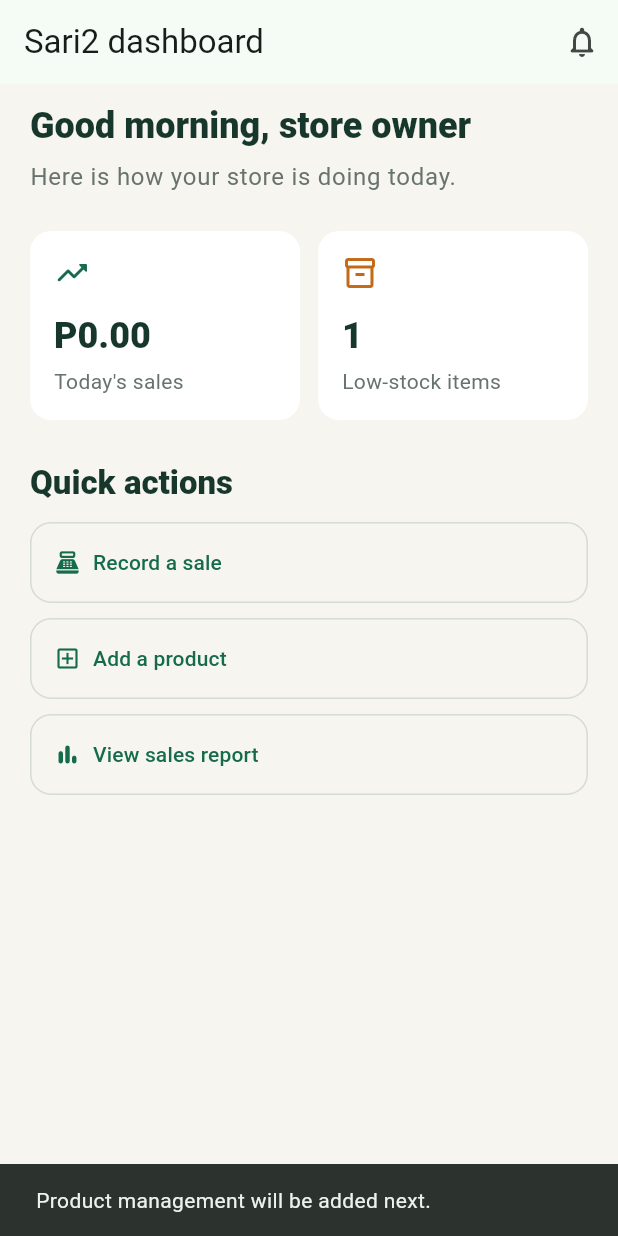
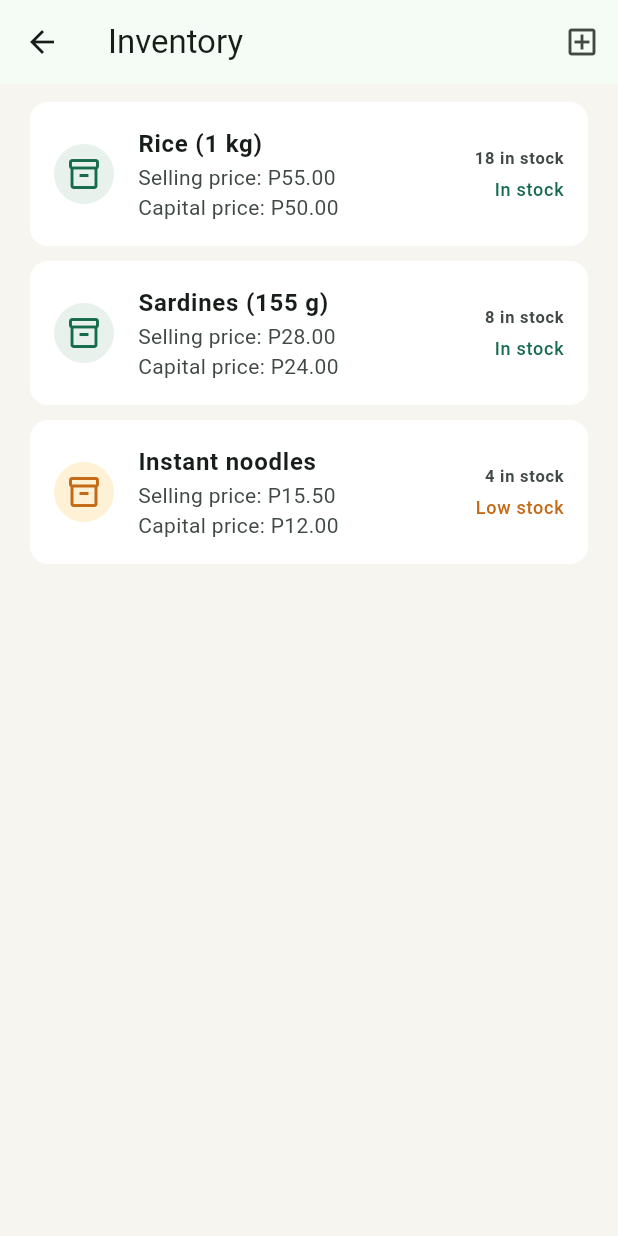
Before and after one commit to Janmaica/Sari2, a Flutter app: the DashboardScreen screen opened directly, after a tap on "Add a product", on a phone screen of 412 x 824 dp. Run offline on Flutter 3.47's test engine with Material 3 defaults, Android fonts, the phone set to English and light mode, and no system bars.

Commit message:
Add inventory and stock deduction

```diff
--- a/lib/data/store_repository.dart
+++ b/lib/data/store_repository.dart
@@ -4,28 +4,34 @@ import '../models/product.dart';
 import '../models/sale.dart';
 
 class StoreRepository extends ChangeNotifier {
-  StoreRepository._();
+  StoreRepository();
 
-  static final instance = StoreRepository._();
+  static final instance = StoreRepository();
 
   final List<Product> _products = [
     const Product(
       id: 'rice-1kg',
       name: 'Rice (1 kg)',
-      defaultPrice: 55,
+      capitalPrice: 50,
+      sellingPrice: 55,
       stock: 18,
+      lowStockThreshold: 5,
     ),
     const Product(
       id: 'sardines-155g',
       name: 'Sardines (155 g)',
-      defaultPrice: 28,
+      capitalPrice: 24,
+      sellingPrice: 28,
       stock: 8,
+      lowStockThreshold: 3,
     ),
     const Product(
       id: 'instant-noodles',
       name: 'Instant noodles',
-      defaultPrice: 15.5,
+      capitalPrice: 12,
+      sellingPrice: 15.5,
       stock: 4,
+      lowStockThreshold: 5,
     ),
   ];
 
@@ -38,7 +44,30 @@ class StoreRepository extends ChangeNotifier {
       _sales.fold(0, (total, sale) => total + sale.total);
 
   int get lowStockCount =>
-      _products.where((product) => product.stock <= 5).length;
+      _products.where((product) => product.isLowStock).length;
+
+  int get outOfStockCount =>
+      _products.where((product) => product.isOutOfStock).length;
+
+  void addProduct({
+    required String name,
+    required double capitalPrice,
+    required double sellingPrice,
+    required int stock,
+    required int lowStockThreshold,
+  }) {
+    _products.add(
+      Product(
+        id: DateTime.now().microsecondsSinceEpoch.toString(),
+        name: name,
+        capitalPrice: capitalPrice,
+        sellingPrice: sellingPrice,
+        stock: stock,
+        lowStockThreshold: lowStockThreshold,
+      ),
+    );
+    notifyListeners();
+  }
 
   void recordSale({
     required Product product,
@@ -46,16 +75,50 @@ class StoreRepository extends ChangeNotifier {
     required double unitPrice,
     required SaleType saleType,
   }) {
-    _sales.add(
-      Sale(
-        productId: product.id,
-        productName: product.name,
-        quantity: quantity,
-        unitPrice: unitPrice,
-        saleType: saleType,
-        createdAt: DateTime.now(),
-      ),
+    recordTransaction(
+      items: [
+        SaleDraft(product: product, quantity: quantity, unitPrice: unitPrice),
+      ],
+      saleType: saleType,
     );
+  }
+
+  String? validateTransaction(List<SaleDraft> items) {
+    for (final item in items) {
+      if (item.quantity > item.product.stock) {
+        return '${item.product.name} has only ${item.product.stock} in stock';
+      }
+    }
+    return null;
+  }
+
+  String? recordTransaction({
+    required List<SaleDraft> items,
+    required SaleType saleType,
+  }) {
+    final error = validateTransaction(items);
+    if (error != null) return error;
+
+    final now = DateTime.now();
+    for (final item in items) {
+      final index = _products.indexWhere(
+        (product) => product.id == item.product.id,
+      );
+      _products[index] = item.product.copyWith(
+        stock: item.product.stock - item.quantity.toInt(),
+      );
+      _sales.add(
+        Sale(
+          productId: item.product.id,
+          productName: item.product.name,
+          quantity: item.quantity,
+          unitPrice: item.unitPrice,
+          saleType: saleType,
+          createdAt: now,
+        ),
+      );
+    }
     notifyListeners();
+    return null;
   }
 }
--- a/lib/main.dart
+++ b/lib/main.dart
@@ -3,6 +3,7 @@ import 'package:flutter/material.dart';
 import 'screens/login_screen.dart';
 
 export 'screens/dashboard_screen.dart';
+export 'screens/inventory_screen.dart';
 export 'screens/login_screen.dart';
 export 'screens/record_sale_screen.dart';
 
--- a/lib/models/product.dart
+++ b/lib/models/product.dart
@@ -2,12 +2,30 @@ class Product {
   const Product({
     required this.id,
     required this.name,
-    required this.defaultPrice,
+    required this.capitalPrice,
+    required this.sellingPrice,
     required this.stock,
+    required this.lowStockThreshold,
   });
 
   final String id;
   final String name;
-  final double defaultPrice;
+  final double capitalPrice;
+  final double sellingPrice;
   final int stock;
+  final int lowStockThreshold;
+
+  bool get isOutOfStock => stock == 0;
+  bool get isLowStock => stock > 0 && stock <= lowStockThreshold;
+
+  Product copyWith({int? stock}) {
+    return Product(
+      id: id,
+      name: name,
+      capitalPrice: capitalPrice,
+      sellingPrice: sellingPrice,
+      stock: stock ?? this.stock,
+      lowStockThreshold: lowStockThreshold,
+    );
+  }
 }
--- a/lib/models/sale.dart
+++ b/lib/models/sale.dart
@@ -1,4 +1,18 @@
+import 'product.dart';
+
 enum SaleType { cash, utang }
+
+class SaleDraft {
+  const SaleDraft({
+    required this.product,
+    required this.quantity,
+    required this.unitPrice,
+  });
+
+  final Product product;
+  final double quantity;
+  final double unitPrice;
+}
 
 class Sale {
   const Sale({
--- a/lib/screens/dashboard_screen.dart
+++ b/lib/screens/dashboard_screen.dart
@@ -1,6 +1,7 @@
 import 'package:flutter/material.dart';
 
 import '../data/store_repository.dart';
+import 'inventory_screen.dart';
 import 'record_sale_screen.dart';
 
 class DashboardScreen extends StatelessWidget {
@@ -99,9 +100,10 @@ class DashboardScreen extends StatelessWidget {
                 _ActionButton(
                   icon: Icons.add_box_outlined,
                   label: 'Add a product',
-                  onPressed: () => _showComingSoon(
-                    context,
-                    'Product management will be added next.',
+                  onPressed: () => Navigator.of(context).push(
+                    MaterialPageRoute<void>(
+                      builder: (_) => InventoryScreen(repository: _repository),
+                    ),
                   ),
                 ),
                 const SizedBox(height: 10),
--- /dev/null
+++ b/lib/screens/inventory_screen.dart
@@ -0,0 +1,255 @@
+import 'package:flutter/material.dart';
+
+import '../data/store_repository.dart';
+
+class InventoryScreen extends StatelessWidget {
+  const InventoryScreen({super.key, this.repository});
+
+  final StoreRepository? repository;
+
+  StoreRepository get _repository => repository ?? StoreRepository.instance;
+
+  void _showAddProductForm(BuildContext context) {
+    showModalBottomSheet<void>(
+      context: context,
+      isScrollControlled: true,
+      builder: (_) => _AddProductSheet(repository: _repository),
+    );
+  }
+
+  @override
+  Widget build(BuildContext context) {
+    return Scaffold(
+      appBar: AppBar(
+        title: const Text('Inventory'),
+        actions: [
+          IconButton(
+            tooltip: 'Add product',
+            onPressed: () => _showAddProductForm(context),
+            icon: const Icon(Icons.add_box_outlined),
+          ),
+        ],
+      ),
+      body: ListenableBuilder(
+        listenable: _repository,
+        builder: (context, _) => ListView.separated(
+          padding: const EdgeInsets.fromLTRB(20, 12, 20, 28),
+          itemCount: _repository.products.length,
+          separatorBuilder: (_, _) => const SizedBox(height: 10),
+          itemBuilder: (context, index) {
+            final product = _repository.products[index];
+            return Card(
+              margin: EdgeInsets.zero,
+              elevation: 0,
+              color: Colors.white,
+              child: ListTile(
+                contentPadding: const EdgeInsets.symmetric(
+                  horizontal: 16,
+                  vertical: 8,
+                ),
+                leading: CircleAvatar(
+                  backgroundColor: product.isOutOfStock
+                      ? const Color(0xFFFCE8E6)
+                      : product.isLowStock
+                      ? const Color(0xFFFFF1D6)
+                      : const Color(0xFFE8F1EB),
+                  child: Icon(
+                    product.isOutOfStock
+                        ? Icons.remove_shopping_cart_outlined
+                        : Icons.inventory_2_outlined,
+                    color: product.isOutOfStock
+                        ? const Color(0xFFB3261E)
+                        : product.isLowStock
+                        ? const Color(0xFFC46A16)
+                        : const Color(0xFF156B4B),
+                  ),
+                ),
+                title: Text(
+                  product.name,
+                  style: const TextStyle(fontWeight: FontWeight.w700),
+                ),
+                subtitle: Text(
+                  'Selling price: P${product.sellingPrice.toStringAsFixed(2)}\n'
+                  'Capital price: P${product.capitalPrice.toStringAsFixed(2)}',
+                ),
+                trailing: Column(
+                  mainAxisAlignment: MainAxisAlignment.center,
+                  crossAxisAlignment: CrossAxisAlignment.end,
+                  children: [
+                    Text(
+                      '${product.stock} in stock',
+                      style: const TextStyle(fontWeight: FontWeight.w700),
+                    ),
+                    const SizedBox(height: 4),
+                    Text(
+                      product.isOutOfStock
+                          ? 'Out of stock'
+                          : product.isLowStock
+                          ? 'Low stock'
+                          : 'In stock',
+                      style: TextStyle(
+                        color: product.isOutOfStock
+                            ? const Color(0xFFB3261E)
+                            : product.isLowStock
+                            ? const Color(0xFFC46A16)
+                            : const Color(0xFF156B4B),
+                        fontSize: 12,
+                      ),
+                    ),
+                  ],
+                ),
+              ),
+            );
+          },
+        ),
+      ),
+    );
+  }
+}
+
+class _AddProductSheet extends StatefulWidget {
+  const _AddProductSheet({required this.repository});
+
+  final StoreRepository repository;
+
+  @override
+  State<_AddProductSheet> createState() => _AddProductSheetState();
+}
+
+class _AddProductSheetState extends State<_AddProductSheet> {
+  final _formKey = GlobalKey<FormState>();
+  final _nameController = TextEditingController();
+  final _capitalPriceController = TextEditingController();
+  final _sellingPriceController = TextEditingController();
+  final _stockController = TextEditingController(text: '0');
+  final _thresholdController = TextEditingController(text: '5');
+
+  @override
+  void dispose() {
+    _nameController.dispose();
+    _capitalPriceController.dispose();
+    _sellingPriceController.dispose();
+    _stockController.dispose();
+    _thresholdController.dispose();
+    super.dispose();
+  }
+
+  void _save() {
+    if (!_formKey.currentState!.validate()) return;
+
+    widget.repository.addProduct(
+      name: _nameController.text.trim(),
+      capitalPrice: double.parse(_capitalPriceController.text),
+      sellingPrice: double.parse(_sellingPriceController.text),
+      stock: int.parse(_stockController.text),
+      lowStockThreshold: int.parse(_thresholdController.text),
+    );
+    Navigator.of(context).pop();
+  }
+
+  String? _positiveNumber(String? value) {
+    final number = double.tryParse(value ?? '');
+    return number == null || number < 0
+        ? 'Enter zero or a positive number'
+        : null;
+  }
+
+  @override
+  Widget build(BuildContext context) {
+    return Padding(
+      padding: EdgeInsets.fromLTRB(
+        20,
+        20,
+        20,
+        20 + MediaQuery.viewInsetsOf(context).bottom,
+      ),
+      child: Form(
+        key: _formKey,
+        child: SingleChildScrollView(
+          child: Column(
+            crossAxisAlignment: CrossAxisAlignment.stretch,
+            children: [
+              Text(
+                'Add product',
+                style: Theme.of(context).textTheme.headlineSmall?.copyWith(
+                  color: const Color(0xFF17372D),
+                  fontWeight: FontWeight.w800,
+                ),
+              ),
+              const SizedBox(height: 18),
+              TextFormField(
+                controller: _nameController,
+                decoration: const InputDecoration(labelText: 'Product name'),
+                validator: (value) => value == null || value.trim().isEmpty
+                    ? 'Enter a product name'
+                    : null,
+              ),
+              const SizedBox(height: 12),
+              TextFormField(
+                controller: _capitalPriceController,
+                keyboardType: const TextInputType.numberWithOptions(
+                  decimal: true,
+                ),
+                decoration: const InputDecoration(
+                  labelText: 'Capital price',
+                  prefixText: 'P ',
+                ),
+                validator: _positiveNumber,
+              ),
+              const SizedBox(height: 12),
+              TextFormField(
+                controller: _sellingPriceController,
+                keyboardType: const TextInputType.numberWithOptions(
+                  decimal: true,
+                ),
+                decoration: const InputDecoration(
+                  labelText: 'Selling price',
+                  prefixText: 'P ',
+                ),
+                validator: _positiveNumber,
+              ),
+              const SizedBox(height: 12),
+              Row(
+                children: [
+                  Expanded(
+                    child: TextFormField(
+                      controller: _stockController,
+                      keyboardType: TextInputType.number,
+                      decoration: const InputDecoration(
+                        labelText: 'Stock quantity',
+                      ),
+                      validator: (value) {
+                        final stock = int.tryParse(value ?? '');
+                        return stock == null || stock < 0
+                            ? 'Enter 0 or more'
+                            : null;
+                      },
+                    ),
+                  ),
+                  const SizedBox(width: 12),
+                  Expanded(
+                    child: TextFormField(
+                      controller: _thresholdController,
+                      keyboardType: TextInputType.number,
+                      decoration: const InputDecoration(
+                        labelText: 'Low-stock threshold',
+                      ),
+                      validator: (value) {
+                        final threshold = int.tryParse(value ?? '');
+                        return threshold == null || threshold < 0
+                            ? 'Enter 0 or more'
+                            : null;
+                      },
+                    ),
+                  ),
+                ],
+              ),
+              const SizedBox(height: 20),
+              FilledButton(onPressed: _save, child: const Text('Save product')),
+            ],
+          ),
+        ),
+      ),
+    );
+  }
+}
```
Also changed, not shown: lib/screens/record_sale_screen.dart (+22 -10 lines), 1 other file.
